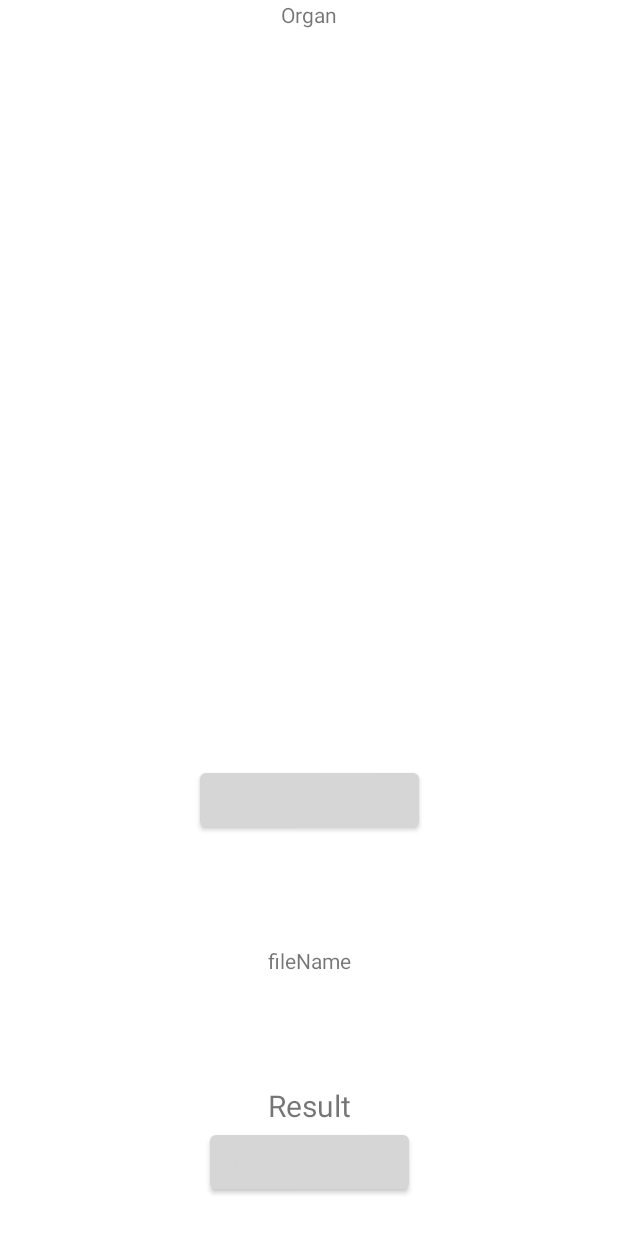
After one commit to alsdn2025/Project_WP_Classification, an Android app: the layout activity_input_data_java.xml on its own in the app's theme, with its tools: preview values and no code run, on a phone screen of 412 x 824 dp. The commit adds this screen. Shown: the top 1233 px of the screen. Run offline under Robolectric (Android 15) with nearby library versions, the phone set to English and light mode, and no system bars.

Commit message:
Git Merge, Add WP inference function

```diff
--- /dev/null
+++ b/app/src/main/res/layout/activity_input_data_java.xml
@@ -0,0 +1,73 @@
+<?xml version="1.0" encoding="utf-8"?>
+<androidx.constraintlayout.widget.ConstraintLayout xmlns:android="http://schemas.android.com/apk/res/android"
+    xmlns:app="http://schemas.android.com/apk/res-auto"
+    xmlns:tools="http://schemas.android.com/tools"
+    android:layout_width="match_parent"
+    android:layout_height="match_parent"
+    tools:context=".InputDataActivity">
+
+    <TextView
+        android:id="@+id/organ_textView"
+        android:layout_width="wrap_content"
+        android:layout_height="wrap_content"
+        android:text="@string/organ"
+        app:layout_constraintDimensionRatio="1:1"
+        app:layout_constraintEnd_toEndOf="parent"
+        app:layout_constraintStart_toStartOf="parent"
+        app:layout_constraintTop_toTopOf="parent" />
+
+    <ImageView
+        android:id="@+id/imageView"
+        android:layout_width="0dp"
+        android:layout_height="0dp"
+        android:layout_marginTop="24dp"
+        app:layout_constraintDimensionRatio="1:1"
+        app:layout_constraintEnd_toEndOf="parent"
+        app:layout_constraintHorizontal_bias="0.0"
+        app:layout_constraintStart_toStartOf="parent"
+        app:layout_constraintTop_toTopOf="parent" />
+
+    <Button
+        android:id="@+id/selectBtn"
+        android:layout_width="wrap_content"
+        android:layout_height="wrap_content"
+        android:text="@string/select_photo"
+        app:layout_constraintBottom_toTopOf="@+id/filename_textview"
+        app:layout_constraintEnd_toEndOf="parent"
+        app:layout_constraintStart_toStartOf="parent"
+        app:layout_constraintTop_toBottomOf="@+id/imageView" />
+
+    <TextView
+        android:id="@+id/filename_textview"
+        android:layout_width="wrap_content"
+        android:layout_height="wrap_content"
+        android:text="@string/filename"
+        app:layout_constraintBottom_toTopOf="@+id/output_textView"
+        app:layout_constraintEnd_toEndOf="parent"
+        app:layout_constraintStart_toStartOf="parent"
+        app:layout_constraintTop_toBottomOf="@+id/selectBtn" />
+
+    <TextView
+        android:id="@+id/output_textView"
+        android:layout_width="wrap_content"
+        android:layout_height="wrap_content"
+        android:text="@string/result"
+        android:textSize="20sp"
+        app:layout_constraintBottom_toBottomOf="parent"
+        app:layout_constraintEnd_toEndOf="parent"
+        app:layout_constraintStart_toStartOf="parent"
+        app:layout_constraintTop_toBottomOf="@+id/filename_textview"
+        app:layout_constraintVertical_bias="0.337" />
+
+    <Button
+        android:id="@+id/detailBtn"
+        android:layout_width="wrap_content"
+        android:layout_height="wrap_content"
+        android:text="@string/detail"
+        android:textSize="10sp"
+        app:layout_constraintTop_toBottomOf="@+id/output_textView"
+        app:layout_constraintStart_toStartOf="parent"
+        app:layout_constraintEnd_toEndOf="parent"
+        tools:ignore="SmallSp" />
+
+</androidx.constraintlayout.widget.ConstraintLayout>
--- a/app/src/main/res/values/strings.xml
+++ b/app/src/main/res/values/strings.xml
@@ -54,4 +54,15 @@
     <item name="masked" type="id" />
     <!-- TODO: Remove or change this placeholder text -->
     <string name="hello_blank_fragment">Hello blank fragment</string>
+
+    <!--  For Inference feature / MW  -->
+    <string name="gallery_not_use">Gallery(Not Use)</string>
+    <string name="flower">Flower</string>
+    <string name="fruit">Fruit</string>
+    <string name="leaf">Leaf</string>
+    <string name="organ">Organ</string>
+    <string name="select_photo">Select Photo</string>
+    <string name="filename">fileName</string>
+    <string name="result">Result</string>
+    <string name="detail">Detailed results</string>
 </resources>
```
Also changed, not shown: app/src/main/assets/labels_Flower.txt (added, +16 -0 lines), app/src/main/assets/labels_Fruit.txt (added, +19 -0 lines), app/src/main/assets/labels_leaf.txt (added, +30 -0 lines), app/src/main/assets/labels_leaf_1_to_30.txt (added, +30 -0 lines), app/src/main/java/com/example/myapp1/ClassifierWithTFLiteSupport.java (added, +165 -0 lines), app/src/main/java/com/example/myapp1/InputDataActivity.java (added, +173 -0 lines), app/src/main/java/com/example/myapp1/InputDataActivity.kt (deleted, +0 -11 lines), app/src/main/java/com/example/myapp1/detailedOutputActivity.java (added, +20 -0 lines), 4 other files.
